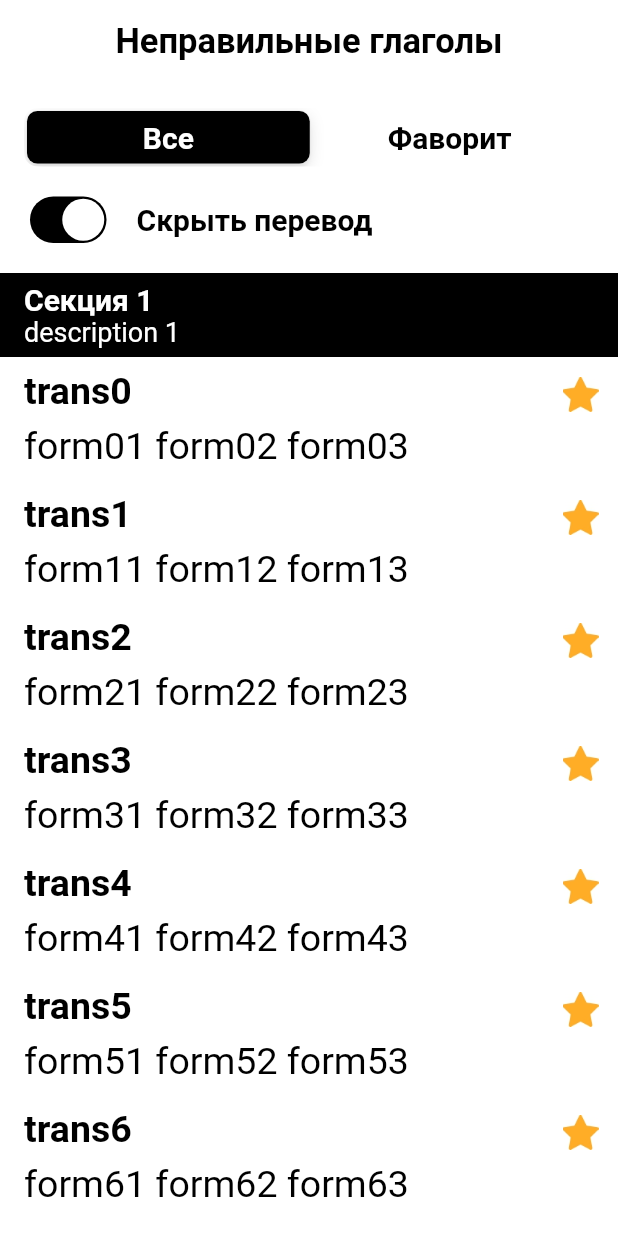
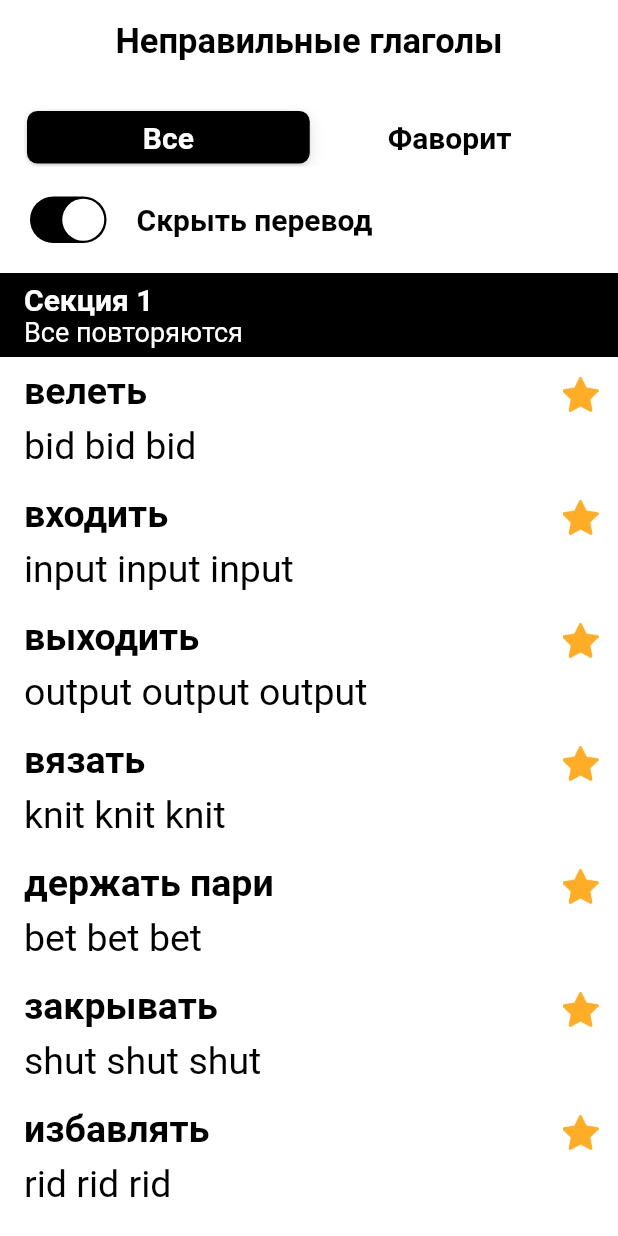
Before and after one commit to Hudihka/flutter_engl, a Flutter app: the screen it shows after launch, on a phone screen of 412 x 824 dp. Run offline on Flutter 3.47's test engine with Material 2 defaults, Android fonts, the phone set to English and light mode, and no system bars; drawn by our look-alikes of sticky_headers.

Commit message:
добавил контент

```diff
--- /dev/null
+++ b/english/lib/Data/content_json.dart
@@ -0,0 +1,595 @@
+List<Map<String, dynamic>> contentJSON = [
+  {
+    "number": 1,
+    "description": "Все повторяются",
+    "array": [
+      {"trans": "читать", "form1": "read", "form2": "read", "form3": "read"},
+      {
+        "trans": "устанавливать",
+        "form1": "set",
+        "form2": "set",
+        "form3": "set"
+      },
+      {"trans": "стоить", "form1": "cost", "form2": "cost", "form3": "cost"},
+      {"trans": "пустить", "form1": "let", "form2": "let", "form3": "let"},
+      {"trans": "класть", "form1": "put", "form2": "put", "form3": "put"},
+      {"trans": "велеть", "form1": "bid", "form2": "bid", "form3": "bid"},
+      {"trans": "резать", "form1": "cut", "form2": "cut", "form3": "cut"},
+      {
+        "trans": "входить",
+        "form1": "input",
+        "form2": "input",
+        "form3": "input"
+      },
+      {
+        "trans": "выходить",
+        "form1": "output",
+        "form2": "output",
+        "form3": "output"
+      },
+      {"trans": "ударить", "form1": "hit", "form2": "hit", "form3": "hit"},
+      {"trans": "кинуть", "form1": "cast", "form2": "cast", "form3": "cast"},
+      {
+        "trans": "предсказывать",
+        "form1": "forecast",
+        "form2": "forecast",
+        "form3": "forecast"
+      },
+      {
+        "trans": "распространиться",
+        "form1": "spread",
+        "form2": "spread",
+        "form3": "spread"
+      },
+      {"trans": "мочить", "form1": "wet", "form2": "wet", "form3": "wet"},
+      {
+        "trans": "расщепить(ся)",
+        "form1": "split",
+        "form2": "split",
+        "form3": "split"
+      },
+      {
+        "trans": "распространять",
+        "form1": "broadcast",
+        "form2": "broadcast",
+        "form3": "broadcast"
+      },
+      {"trans": "держать пари", "form1": "bet", "form2": "bet", "form3": "bet"},
+      {
+        "trans": "причинить боль",
+        "form1": "hurt",
+        "form2": "hurt",
+        "form3": "hurt"
+      },
+      {"trans": "закрывать", "form1": "shut", "form2": "shut", "form3": "shut"},
+      {"trans": "покидать", "form1": "quit", "form2": "quit", "form3": "quit"},
+      {"trans": "избавлять", "form1": "rid", "form2": "rid", "form3": "rid"},
+      {"trans": "проливать", "form1": "shed", "form2": "shed", "form3": "shed"},
+      {
+        "trans": "разразиться",
+        "form1": "burst",
+        "form2": "burst",
+        "form3": "burst"
+      },
+      {"trans": "вязать", "form1": "knit", "form2": "knit", "form3": "knit"},
+      {
+        "trans": "разжаловать",
+        "form1": "bust",
+        "form2": "bust",
+        "form3": "bust"
+      },
+      {
+        "trans": "толкнуть",
+        "form1": "thrust",
+        "form2": "thrust",
+        "form3": "thrust"
+      },
+      {
+        "trans": "раздирать(ся)",
+        "form1": "slit",
+        "form2": "slit",
+        "form3": "slit"
+      }
+    ]
+  },
+  {
+    "number": 2,
+    "description": "Повторяются 2 и 3",
+    "array": [
+      {"trans": "иметь", "form1": "have", "form2": "had", "form3": "had"},
+      {"trans": "получить", "form1": "get", "form2": "got", "form3": "got"},
+      {
+        "trans": "находить",
+        "form1": "find",
+        "form2": "found",
+        "form3": "found"
+      },
+      {"trans": "купить", "form1": "buy", "form2": "bought", "form3": "bought"},
+      {"trans": "делать", "form1": "make", "form2": "made", "form3": "made"},
+      {"trans": "послать", "form1": "send", "form2": "sent", "form3": "sent"},
+      {
+        "trans": "думать",
+        "form1": "think",
+        "form2": "thought",
+        "form3": "thought"
+      },
+      {
+        "trans": "учить",
+        "form1": "learn",
+        "form2": "learnt",
+        "form3": "learnt"
+      },
+      {"trans": "говорить", "form1": "say", "form2": "said", "form3": "said"},
+      {"trans": "продавать", "form1": "sell", "form2": "sold", "form3": "sold"},
+      {"trans": "платить", "form1": "pay", "form2": "paid", "form3": "paid"},
+      {"trans": "осветить", "form1": "light", "form2": "lit", "form3": "lit"},
+      {"trans": "хранить", "form1": "keep", "form2": "kept", "form3": "kept"},
+      {
+        "trans": "рассказывать",
+        "form1": "tell",
+        "form2": "told",
+        "form3": "told"
+      },
+      {"trans": "встретить", "form1": "meet", "form2": "met", "form3": "met"},
+      {
+        "trans": "чувствовать",
+        "form1": "feel",
+        "form2": "felt",
+        "form3": "felt"
+      },
+      {"trans": "ускорять", "form1": "speed", "form2": "sped", "form3": "sped"},
+      {
+        "trans": "подразумевать",
+        "form1": "mean",
+        "form2": "meant",
+        "form3": "meant"
+      },
+      {
+        "trans": "строить",
+        "form1": "build",
+        "form2": "built",
+        "form3": "built"
+      },
+      {"trans": "оставить", "form1": "leave", "form2": "left", "form3": "left"},
+      {"trans": "вести", "form1": "lead", "form2": "led", "form3": "led"},
+      {"trans": "выиграть", "form1": "win", "form2": "won", "form3": "won"},
+      {
+        "trans": "иметь дело",
+        "form1": "deal",
+        "form2": "dealt",
+        "form3": "dealt"
+      },
+      {"trans": "держать", "form1": "hold", "form2": "held", "form3": "held"},
+      {"trans": "кормить", "form1": "feed", "form2": "fed", "form3": "fed"},
+      {
+        "trans": "принести",
+        "form1": "bring",
+        "form2": "brought",
+        "form3": "brought"
+      },
+      {
+        "trans": "нанизать",
+        "form1": "string",
+        "form2": "strung",
+        "form3": "strung"
+      },
+      {"trans": "слышать", "form1": "hear", "form2": "heard", "form3": "heard"},
+      {"trans": "стоять", "form1": "stand", "form2": "stood", "form3": "stood"},
+      {
+        "trans": "грезить",
+        "form1": "dream",
+        "form2": "dreamt",
+        "form3": "dreamt"
+      },
+      {
+        "trans": "сражаться",
+        "form1": "fight",
+        "form2": "fought",
+        "form3": "fought"
+      },
+      {"trans": "спать", "form1": "sleep", "form2": "slept", "form3": "slept"},
+      {
+        "trans": "тратить",
+        "form1": "spend",
+        "form2": "spent",
+        "form3": "spent"
+      },
+      {"trans": "терять", "form1": "lose", "form2": "lost", "form3": "lost"},
+      {
+        "trans": "искать",
+        "form1": "seek",
+        "form2": "sought",
+        "form3": "sought"
+      },
+      {
+        "trans": "уколоть",
+        "form1": "stick",
+        "form2": "stuck",
+        "form3": "stuck",
+      },
+      {
+        "trans": "скользить",
+        "form1": "slide",
+        "form2": "slid",
+        "form3": "slid",
+      },
+      {
+        "trans": "ловить",
+        "form1": "catch",
+        "form2": "caught",
+        "form3": "caught"
+      },
+      {"trans": "сидеть", "form1": "sit", "form2": "sat", "form3": "sat"},
+      {
+        "trans": "учить",
+        "form1": "teach",
+        "form2": "taught",
+        "form3": "taught"
+      },
+      {
+        "trans": "ударить",
+        "form1": "strike",
+        "form2": "struck",
+        "form3": "struck"
+      },
+      {"trans": "обувать", "form1": "shoe", "form2": "shod", "form3": "shod"},
+      {"trans": "класть", "form1": "lay", "form2": "laid", "form3": "laid"},
+      {"trans": "жечь", "form1": "burn", "form2": "burnt", "form3": "burnt"},
+      {
+        "trans": "качаться",
+        "form1": "swing",
+        "form2": "swung",
+        "form3": "swung"
+      },
+      {"trans": "стрелять", "form1": "shoot", "form2": "shot", "form3": "shot"},
+      {"trans": "крутиться", "form1": "spin", "form2": "spun", "form3": "spun"},
+      {"trans": "висеть", "form1": "hang", "form2": "hung", "form3": "hung"},
+      {
+        "trans": "согнуть(ся)",
+        "form1": "bend",
+        "form2": "bent",
+        "form3": "bent"
+      },
+      {
+        "trans": "выращивать",
+        "form1": "breed",
+        "form2": "bred",
+        "form3": "bred"
+      },
+      {"trans": "копать", "form1": "dig", "form2": "dug", "form3": "dug"},
+      {"trans": "связать", "form1": "bind", "form2": "bound", "form3": "bound"},
+      {
+        "trans": "пахнуть",
+        "form1": "smell",
+        "form2": "smelt",
+        "form3": "smelt"
+      },
+      {
+        "trans": "опереться",
+        "form1": "lean",
+        "form2": "leant",
+        "form3": "leant"
+      },
+      {
+        "trans": "светить",
+        "form1": "shine",
+        "form2": "shone",
+        "form3": "shone"
+      },
+      {"trans": "прыгать", "form1": "leap", "form2": "leapt", "form3": "leapt"},
+      {
+        "trans": "пролить",
+        "form1": "spill",
+        "form2": "spilt",
+        "form3": "spilt"
+      },
+      {"trans": "мести", "form1": "sweep", "form2": "swept", "form3": "swept"},
+      {"trans": "одолжить", "form1": "lend", "form2": "lent", "form3": "lent"},
+      {
+        "trans": "ужалить",
+        "form1": "sting",
+        "form2": "stung",
+        "form3": "stung"
+      },
+      {
+        "trans": "точить",
+        "form1": "grind",
+        "form2": "ground",
+        "form3": "ground"
+      },
+      {
+        "trans": "скрутить",
+        "form1": "wring",
+        "form2": "wrung",
+        "form3": "wrung"
+      },
+      {"trans": "плевать", "form1": "spit", "form2": "spat", "form3": "spat"},
+      {
+        "trans": "обитать",
+        "form1": "dwell",
+        "form2": "dwelt",
+        "form3": "dwelt"
+      },
+      {
+        "trans": "кровоточить",
+        "form1": "bleed",
+        "form2": "bled",
+        "form3": "bled"
+      },
+      {"trans": "ползти", "form1": "creep", "form2": "crept", "form3": "crept"},
+      {"trans": "бежать", "form1": "flee", "form2": "fled", "form3": "fled"},
+      {
+        "trans": "швырять",
+        "form1": "sling",
+        "form2": "slung",
+        "form3": "slung"
+      },
+      {
+        "trans": "бросить",
+        "form1": "fling",
+        "form2": "flung",
+        "form3": "flung"
+      },
+      {
+        "trans": "отрицать",
+        "form1": "gainsay",
+        "form2": "gainsaid",
+        "form3": "gainsaid"
+      },
+      {
+        "trans": "подымать(ся)",
+        "form1": "heave",
+        "form2": "heaved",
+        "form3": "heaved"
+      },
+      {"trans": "раздирать", "form1": "rend", "form2": "rent", "form3": "rent"},
+      {
+        "trans": "идти крадучись",
+        "form1": "slink",
+        "form2": "slunk",
+        "form3": "slunk"
+      },
+      {
+        "trans": "портить",
+        "form1": "spoil",
+        "form2": "spoilt",
+        "form3": "spoilt"
+      },
+      {"trans": "плакать", "form1": "weep", "form2": "wept", "form3": "wept"}
+    ]
+  },
+  {
+    "number": 3,
+    "description": "Повторяются 1 и 3",
+    "array": [
+      {"trans": "прийти", "form1": "come", "form2": "came", "form3": "come"},
+      {
+        "trans": "стать",
+        "form1": "become",
+        "form2": "became",
+        "form3": "become"
+      },
+      {"trans": "бежать", "form1": "run", "form2": "ran", "form3": "run"},
+      {
+        "trans": "писать или читать по буквам",
+        "form1": "spell",
+        "form2": "spelt",
+        "form3": "spelt"
+      }
+    ]
+  },
+  {
+    "number": 4,
+    "description": "EN в третей форме",
+    "array": [
+      {"trans": "видеть", "form1": "see", "form2": "saw", "form3": "seen"},
+      {"trans": "взять", "form1": "take", "form2": "took", "form3": "taken"},
+      {"trans": "дать", "form1": "give", "form2": "gave", "form3": "given"},
+      {
+        "trans": "писать",
+        "form1": "write",
+        "form2": "wrote",
+        "form3": "written"
+      },
+      {"trans": "гнать", "form1": "drive", "form2": "drove", "form3": "driven"},
+      {
+        "trans": "выбрать",
+        "form1": "choose",
+        "form2": "chose",
+        "form3": "chosen"
+      },
+      {"trans": "падать", "form1": "fall", "form2": "fell", "form3": "fallen"},
+      {
+        "trans": "(с)ломать",
+        "form1": "break",
+        "form2": "broke",
+        "form3": "broken"
+      },
+      {
+        "trans": "говорить",
+        "form1": "speak",
+        "form2": "spoke",
+        "form3": "spoken"
+      },
+      {
+        "trans": "подняться",
+        "form1": "rise",
+        "form2": "rose",
+        "form3": "risen"
+      },
+      {"trans": "кушать", "form1": "eat", "form2": "ate", "form3": "eaten"},
+      {"trans": "бить", "form1": "beat", "form2": "beat", "form3": "beaten"},
+      {
+        "trans": "прятать(ся)",
+        "form1": "hide",
+        "form2": "hid",
+        "form3": "hidden"
+      },
+      {
+        "trans": "ездить верхом",
+        "form1": "ride",
+        "form2": "rode",
+        "form3": "ridden"
+      },
+      {
+        "trans": "забыть",
+        "form1": "forget",
+        "form2": "forgot",
+        "form3": "forgotten"
+      },
+      {
+        "trans": "просыпаться",
+        "form1": "wake",
+        "form2": "woke",
+        "form3": "woken"
+      },
+      {
+        "trans": "подняться",
+        "form1": "arise",
+        "form2": "arose",
+        "form3": "arisen"
+      },
+      {
+        "trans": "трясти",
+        "form1": "shake",
+        "form2": "shook",
+        "form3": "shaken"
+      },
+      {
+        "trans": "украсть",
+        "form1": "steal",
+        "form2": "stole",
+        "form3": "stolen"
+      },
+      {"trans": "кусать", "form1": "bite", "form2": "bit", "form3": "bitten"},
+      {
+        "trans": "замерзнуть",
+        "form1": "freeze",
+        "form2": "froze",
+        "form3": "frozen"
+      },
+      {
+        "trans": "стараться",
+        "form1": "strive",
+        "form2": "strove",
+        "form3": "striven"
+      },
+      {
+        "trans": "простить",
+        "form1": "forgive",
+        "form2": "forgave",
+        "form3": "forgiven"
+      },
+      {
+        "trans": "будить",
+        "form1": "awake",
+        "form2": "awoke",
+        "form3": "awoken"
+      },
+      {
+        "trans": "вздуться",
+        "form1": "swell",
+        "form2": "swelled",
+        "form3": "swollen"
+      },
+      {
+        "trans": "запретить",
+        "form1": "forbid",
+        "form2": "forbade",
+        "form3": "forbidden"
+      },
+      {"trans": "ткать", "form1": "weave", "form2": "wove", "form3": "woven"},
+      {
+        "trans": "процветать",
+        "form1": "thrive",
+        "form2": "throve",
+        "form3": "thriven"
+      },
+      {"trans": "шить", "form1": "sew", "form2": "sewed", "form3": "sewn"},
+      {
+        "trans": "ступать",
+        "form1": "tread",
+        "form2": "trod",
+        "form3": "trodden"
+      }
+    ]
+  },
+  {
+    "number": 5,
+    "description": "AWN в 3 форме",
+    "array": [
+      {"trans": "знать", "form1": "know", "form2": "knew", "form3": "known"},
+      {
+        "trans": "показывать",
+        "form1": "show",
+        "form2": "showed",
+        "form3": "shown"
+      },
+      {"trans": "пилить", "form1": "saw", "form2": "sawed", "form3": "sawn"},
+      {"trans": "дуть", "form1": "blow", "form2": "blew", "form3": "blown"},
+      {"trans": "летать", "form1": "fly", "form2": "flew", "form3": "flown"},
+      {"trans": "расти", "form1": "grow", "form2": "grew", "form3": "grown"},
+      {"trans": "тащить", "form1": "draw", "form2": "drew", "form3": "drawn"},
+      {
+        "trans": "бросить",
+        "form1": "throw",
+        "form2": "threw",
+        "form3": "thrown"
+      }
+    ]
+  },
+  {
+    "number": 6,
+    "description": "Все формы разные",
+    "array": [
+      {"trans": "быть", "form1": "be", "form2": "was", "form3": "been"},
+      {"trans": "делать", "form1": "do", "form2": "did", "form3": "done"},
+      {"trans": "идти", "form1": "go", "form2": "went", "form3": "gone"},
+      {
+        "trans": "вскочить",
+        "form1": "spring",
+        "form2": "sprang",
+        "form3": "sprung"
+      },
+      {"trans": "звонить", "form1": "ring", "form2": "rang", "form3": "rung"},
+      {"trans": "начать", "form1": "begin", "form2": "began", "form3": "begun"},
+      {"trans": "родить", "form1": "bear", "form2": "bore", "form3": "born"},
+      {
+        "trans": "носить(одежду)",
+        "form1": "wear",
+        "form2": "wore",
+        "form3": "worn"
+      },
+      {"trans": "пить", "form1": "drink", "form2": "drank", "form3": "drunk"},
+      {"trans": "лежать", "form1": "lie", "form2": "lay", "form3": "lain"},
+      {"trans": "петь", "form1": "sing", "form2": "sang", "form3": "sung"},
+      {"trans": "плыть", "form1": "swim", "form2": "swam", "form3": "swum"},
+      {
+        "trans": "опускаться",
+        "form1": "sink",
+        "form2": "sank",
+        "form3": "sunk"
+      },
+      {"trans": "рвать", "form1": "tear", "form2": "tore", "form3": "torn"},
+      {
+        "trans": "благословлять",
+        "form1": "bless",
+        "form2": "blessed",
+        "form3": "blest"
+      },
+      {
+        "trans": "сокращаться",
+        "form1": "shrink",
+        "form2": "shrank",
+        "form3": "shrunk"
+      },
+      {
+        "trans": "(по)клясться",
+        "form1": "swear",
+        "form2": "swore",
+        "form3": "sworn"
+      },
+      {"trans": "вонять", "form1": "stink", "form2": "stank", "form3": "stunk"}
+    ]
+  }
+];
--- a/english/lib/Data/group.dart
+++ b/english/lib/Data/group.dart
@@ -11,9 +11,18 @@ class Group {
     final int number = json['number'] ?? 0;
     final String description = json['description'] ?? "-";
 
-    final List<Map<String, dynamic>> jsonArray = json['array'] ?? [];
+    final List<dynamic> jsonArray = json['array'] ?? [];
     final List<Word> words = Word.generateArray(jsonArray);
 
     return Group(number: number, description: description, words: words);
   }
+
+  static List<Group> generateAllGroup(List<Map<String, dynamic>> contentJSON) {
+    List<Group> groups = [];
+    for (var json in contentJSON) {
+      groups.add(Group.fromJson(json));
+    }
+
+    return groups;
+  }
 }
--- a/english/lib/Data/word.dart
+++ b/english/lib/Data/word.dart
@@ -19,7 +19,7 @@ class Word {
     return Word(trans: trans, form1: form1, form2: form2, form3: form3);
   }
 
-  static List<Word> generateArray(List<Map<String, dynamic>> jsonArray) {
+  static List<Word> generateArray(List<dynamic> jsonArray) {
     List<Word> words = [];
     for (var json in jsonArray) {
       words.add(Word.fromJson(json));
@@ -31,4 +31,8 @@ class Word {
 
     return words;
   }
+
+  String idWord() {
+    return "{$trans}_{$form1}";
+  }
 }
--- a/english/lib/Views/list_words.dart
+++ b/english/lib/Views/list_words.dart
@@ -3,6 +3,7 @@ import 'package:english/Recources/enum_font.dart';
 import 'package:flutter/cupertino.dart';
 import 'package:english/Data/word.dart';
 import 'package:english/Data/group.dart';
+import 'package:english/Data/content_json.dart';
 import 'package:english/Views/word_cell.dart';
 import 'package:english/Views/heder_cell.dart';
 import 'package:sticky_headers/sticky_headers.dart';
@@ -13,23 +14,7 @@ class ListWords extends StatelessWidget {
 
   @override
   Widget build(BuildContext context) {
-    List<Word> contentWord = [];
-
-    for (var i = 0; i < 8; i++) {
-      Word word = Word(
-          trans: "trans$i",
-          form1: "form${i}1",
-          form2: "form${i}2",
-          form3: "form${i}3");
-      contentWord.add(word);
-    }
-
-    List<Group> content = [
-      Group(number: 1, description: "description 1", words: contentWord),
-      Group(number: 2, description: "description 2", words: contentWord),
-      Group(number: 3, description: "description 3", words: contentWord),
-      Group(number: 4, description: "description 4", words: contentWord)
-    ];
+    List<Group> content = Group.generateAllGroup(contentJSON);
 
     return Flexible(child: _returnWidget(content));
   }
```
